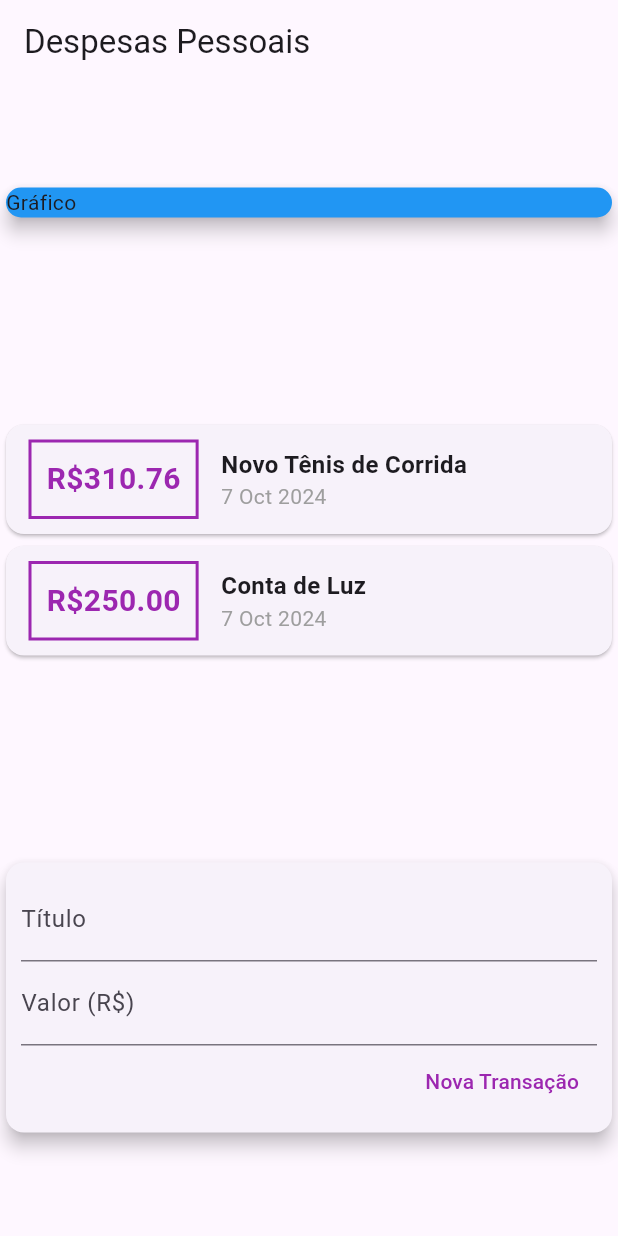
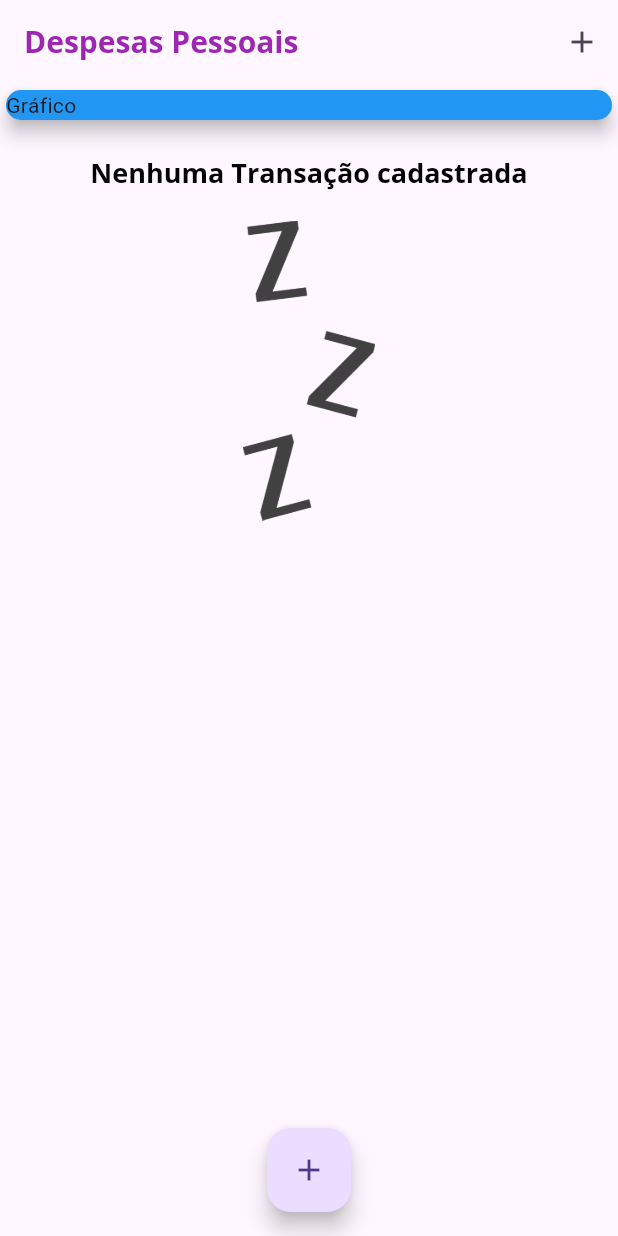
Before and after one commit to marcosnava/despesas, a Flutter app: the screen it shows after launch, on a phone screen of 412 x 824 dp. Run offline on Flutter 3.47's test engine with Material 3 defaults, Android fonts, the phone set to English and light mode, and no system bars.

Commit message:
Adicionando temas e fontes

```diff
--- /dev/null
+++ b/lib/components/transaction_list.dart
@@ -0,0 +1,89 @@
+// components/transaction_list.dart
+import 'package:despesas/models/transaction.dart';
+import 'package:flutter/material.dart';
+import 'package:intl/intl.dart';
+
+class TransactionList extends StatelessWidget {
+  final List<Transaction> transactions;
+
+  TransactionList(
+    this.transactions,
+  );
+
+  @override
+  Widget build(BuildContext context) {
+    return SizedBox(
+      height: 300,
+      child: transactions.isEmpty
+          ? Column(
+              children: [
+                const SizedBox(
+                  height: 20,
+                ),
+                Text(
+                  'Nenhuma Transação cadastrada',
+                  style: Theme.of(context).textTheme.headlineLarge,
+                ),
+                const SizedBox(
+                  height: 20,
+                ),
+                SizedBox(
+                  height: 200,
+                  child: Image.asset(
+                    'assets/images/waiting.png',
+                    fit: BoxFit.cover,
+                  ),
+                )
+              ],
+            )
+          : ListView.builder(
+              itemCount: transactions.length,
+              itemBuilder: (ctx, index) {
+                final tr = transactions[index];
+                return Card(
+                  child: Row(
+                    children: [
+                      Container(
+                        margin: const EdgeInsets.symmetric(
+                          horizontal: 15,
+                          vertical: 10,
+                        ),
+                        decoration: BoxDecoration(
+                            border: Border.all(
+                          color: Theme.of(context).colorScheme.primary,
+                          width: 2,
+                        )),
+                        padding: const EdgeInsets.all(10),
+                        child: Text(
+                          'R\$${tr.value.toStringAsFixed(2)}',
+                          style: TextStyle(
+                              fontWeight: FontWeight.bold,
+                              fontSize: 20,
+                              color: Theme.of(context).colorScheme.primary),
+                        ),
+                      ),
+                      Column(
+                        crossAxisAlignment: CrossAxisAlignment.start,
+                        children: [
+                          Text(
+                            tr.title,
+                            style: const TextStyle(
+                              fontSize: 16,
+                              fontWeight: FontWeight.bold,
+                            ),
+                          ),
+                          Text(
+                            DateFormat('d MMM y').format(tr.date),
+                            style: const TextStyle(
+                              color: Colors.grey,
+                            ),
+                          ),
+                        ],
+                      )
+                    ],
+                  ),
+                );
+              }),
+    );
+  }
+}
--- a/lib/main.dart
+++ b/lib/main.dart
@@ -1,52 +1,113 @@
 // main.dart
-import 'package:despesas/models/transaction.dart';
+import 'dart:math';
+
+import 'package:despesas/components/transaction_form.dart';
+import 'package:despesas/components/transaction_list.dart';
 import 'package:flutter/material.dart';
-import 'package:intl/intl.dart';
+
+import 'models/transaction.dart';
 
 void main() {
-  runApp(const DespesasApp());
+  runApp(DespesasApp());
 }
 
 class DespesasApp extends StatelessWidget {
-  const DespesasApp({super.key});
+  DespesasApp({super.key});
+  final ThemeData tema = ThemeData();
 
   @override
   Widget build(BuildContext context) {
     return MaterialApp(
       home: MyHomePage(),
+      theme: tema.copyWith(
+        colorScheme: tema.colorScheme.copyWith(
+          primary: Colors.purple,
+          secondary: Colors.amber,
+        ),
+        textTheme: tema.textTheme.copyWith(
+          headlineLarge: const TextStyle(
+              fontFamily: 'OpenSans',
+              fontSize: 18,
+              fontWeight: FontWeight.bold,
+              color: Colors.black),
+        ),
+        appBarTheme: const AppBarTheme(
+          titleTextStyle: TextStyle(
+              fontFamily: 'OpenSans',
+              fontSize: 20,
+              fontWeight: FontWeight.bold,
+              color: Colors.purple),
+        ),
+      ),
+      debugShowCheckedModeBanner: false,
     );
   }
 }
 
-class MyHomePage extends StatelessWidget {
+class MyHomePage extends StatefulWidget {
   MyHomePage({super.key});
 
-  final titleController = TextEditingController();
-  final valueController = TextEditingController();
+  @override
+  State<MyHomePage> createState() => _MyHomePageState();
+}
 
-  final _transactions = [
-    Transaction(
-      id: 't1',
-      title: 'Novo Tênis de Corrida',
-      value: 310.76,
+class _MyHomePageState extends State<MyHomePage> {
+  final List<Transaction> _transactions = [
+    // Transaction(
+    //   id: 't1',
+    //   title: 'Novo Tênis de Corrida',
+    //   value: 310.76,
+    //   date: DateTime.now(),
+    // ),
+    // Transaction(
+    //   id: 't2',
+    //   title: 'Conta de Luz',
+    //   value: 250.00,
+    //   date: DateTime.now(),
+    // ),
+  ];
+
+  _addTransaction(
+    String title,
+    double value,
+  ) {
+    final newTransaction = Transaction(
+      id: Random().nextDouble().toString(),
+      title: title,
+      value: value,
       date: DateTime.now(),
-    ),
-    Transaction(
-      id: 't2',
-      title: 'Conta de Luz',
-      value: 250.00,
-      date: DateTime.now(),
-    ),
-  ];
+    );
+
+    setState(() {
+      _transactions.add(newTransaction);
+    });
+
+    Navigator.of(context).pop();
+  }
+
+  _openTransactionFormModal(BuildContext context) {
+    showModalBottomSheet(
+      context: context,
+      builder: (_) {
+        return TransactionForm(_addTransaction);
+      },
+    );
+  }
 
   @override
   Widget build(BuildContext context) {
     return Scaffold(
       appBar: AppBar(
         title: Text('Despesas Pessoais'),
+        actions: [
+          IconButton(
+            onPressed: () => _openTransactionFormModal(context),
+            icon: Icon(Icons.add),
           ),
-      body: Column(
-        mainAxisAlignment: MainAxisAlignment.spaceAround,
+        ],
+      ),
+      body: SingleChildScrollView(
+        child: Column(
           crossAxisAlignment: CrossAxisAlignment.stretch,
           children: [
             SizedBox(
@@ -57,91 +118,15 @@ class MyHomePage extends StatelessWidget {
                 elevation: 5,
               ),
             ),
-          Column(
-            children: _transactions.map((tr) {
-              return Card(
-                child: Row(
-                  children: [
-                    Container(
-                      margin: const EdgeInsets.symmetric(
-                        horizontal: 15,
-                        vertical: 10,
-                      ),
-                      decoration: BoxDecoration(
-                          border: Border.all(
-                        color: Colors.purple,
-                        width: 2,
-                      )),
-                      padding: const EdgeInsets.all(10),
-                      child: Text(
-                        'R\$${tr.value.toStringAsFixed(2)}',
-                        style: TextStyle(
-                            fontWeight: FontWeight.bold,
-                            fontSize: 20,
-                            color: Colors.purple),
-                      ),
-                    ),
-                    Column(
-                      crossAxisAlignment: CrossAxisAlignment.start,
-                      children: [
-                        Text(
-                          tr.title,
-                          style: const TextStyle(
-                            fontSize: 16,
-                            fontWeight: FontWeight.bold,
-                          ),
-                        ),
-                        Text(
-                          DateFormat('d MMM y').format(tr.date),
-                          style: const TextStyle(
-                            color: Colors.grey,
-                          ),
-                        ),
-                      ],
-                    )
-                  ],
-                ),
-              );
-            }).toList(),
-          ),
-          Card(
-            elevation: 5,
-            child: Padding(
-              padding: const EdgeInsets.all(10),
-              child: Column(
-                children: [
-                  TextField(
-                    controller: titleController,
-                    decoration: InputDecoration(
-                      labelText: 'Título',
-                    ),
-                  ),
-                  TextField(
-                    controller: valueController,
-                    decoration: InputDecoration(
-                      labelText: 'Valor (R\$)',
-                    ),
-                  ),
-                  Row(
-                    mainAxisAlignment: MainAxisAlignment.end,
-                    children: [
-                      TextButton(
-                        child: const Text(
-                          'Nova Transação',
-                          style: TextStyle(
-                            color: Colors.purple,
-                          ),
-                        ),
-                        onPressed: () {},
-                      )
-                    ],
-                  )
+            TransactionList(_transactions),
           ],
         ),
       ),
-          )
-        ],
+      floatingActionButton: FloatingActionButton(
+        child: const Icon(Icons.add),
+        onPressed: () => _openTransactionFormModal(context),
       ),
+      floatingActionButtonLocation: FloatingActionButtonLocation.centerFloat,
     );
   }
 }
```
Also changed, not shown: lib/components/transaction_form.dart (added, +76 -0 lines), lib/components/transaction_user.dart (added, +58 -0 lines), pubspec.yaml (+13 -13 lines), assets/fonts/OpenSans-Bold.ttf (added), assets/fonts/OpenSans-Regular.ttf (added), assets/fonts/Quicksand-Bold.ttf (added), assets/fonts/Quicksand-Light.ttf (added), assets/fonts/Quicksand-Medium.ttf (added), assets/fonts/Quicksand-Regular.ttf (added), assets/images/waiting.png (added). Lines whose indentation alone changed are shown as unchanged.
